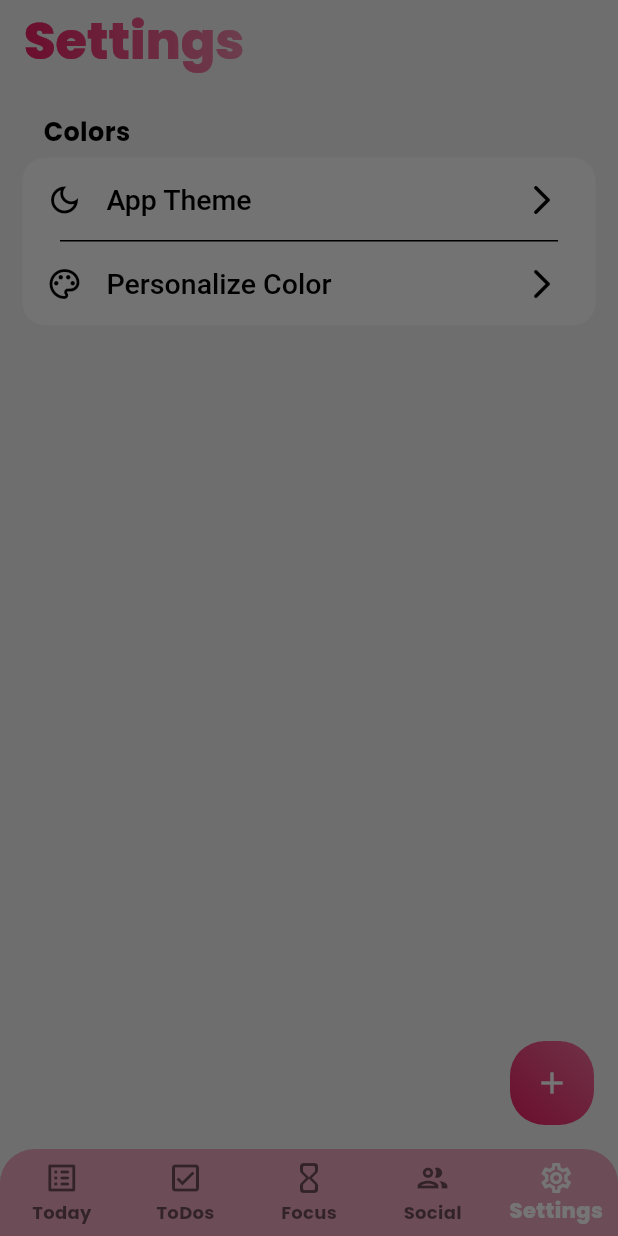
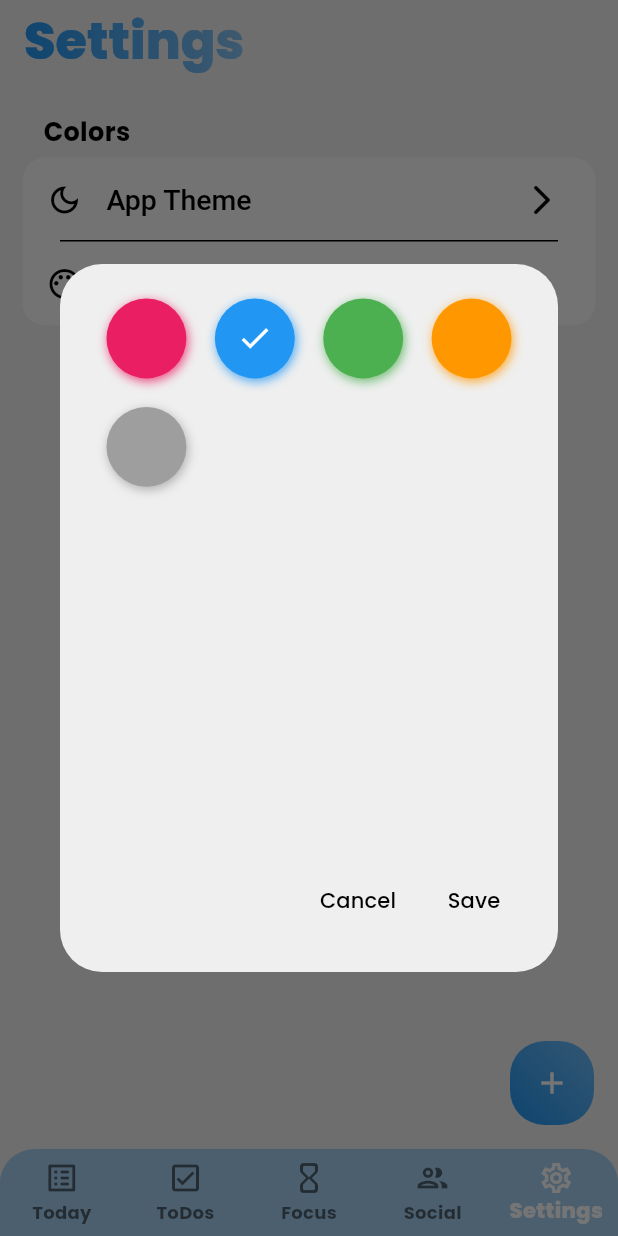
Before and after one commit to edhae/get_done, a Flutter app: the screen it shows after launch, item 5 of the bottom bar chosen, after a tap on "Personalize Color", on a phone screen of 412 x 824 dp. Run offline on Flutter 3.47's test engine with Material 3 defaults, Android fonts, the light colour scheme and no system bars; drawn by our look-alikes of flutter_colorpicker, simple_gradient_text.

Commit message:
colorpicker, personalizedcolor with provider

```diff
--- a/lib/main.dart
+++ b/lib/main.dart
@@ -23,11 +23,12 @@ class MyApp extends StatelessWidget {
   @override
   Widget build(BuildContext context) {
     final themeProvider = Provider.of<ThemeProvider>(context);
+
     return MaterialApp(
       title: 'Get Done',
       debugShowCheckedModeBanner: false,
-      theme: lightMode,
-      darkTheme: darkMode,
+      theme: lightMode(context),
+      darkTheme: darkMode(context),
       themeMode: themeProvider.themeMode,
       home: RootPage(),
     );
@@ -54,6 +55,7 @@ class _RootPageState extends State<RootPage> {
 
   @override
   Widget build(BuildContext context) {
+    Color personalizedColor = Provider.of<ThemeProvider>(context, listen: false).personalizedColor;
     return Scaffold(
       body: pages[currentPage],
       bottomNavigationBar: ClipRRect(
@@ -109,8 +111,19 @@ class _RootPageState extends State<RootPage> {
               begin: Alignment.bottomLeft,
               end: Alignment.topRight,
               colors: [
-                Color.alphaBlend(Colors.black.withValues(alpha: Theme.of(context).brightness == Brightness.dark ? 0.4 : 0), personalizedColor) ,
-                Color.alphaBlend(Colors.black.withValues(alpha: Theme.of(context).brightness == Brightness.dark ? 0.4 : 0), Color.alphaBlend(personalizedColor.withValues(alpha: 0.65), Colors.white)),
+                Color.alphaBlend(
+                    Colors.black.withValues(
+                        alpha: Theme.of(context).brightness == Brightness.dark
+                            ? 0.4
+                            : 0),
+                    personalizedColor),
+                Color.alphaBlend(
+                    Colors.black.withValues(
+                        alpha: Theme.of(context).brightness == Brightness.dark
+                            ? 0.4
+                            : 0),
+                    Color.alphaBlend(personalizedColor.withValues(alpha: 0.65),
+                        Colors.white)),
               ],
             ),
           ),
--- a/lib/mainpages/focuspage.dart
+++ b/lib/mainpages/focuspage.dart
@@ -1,6 +1,7 @@
 import 'package:flutter/material.dart';
 import 'package:simple_gradient_text/simple_gradient_text.dart';
-import 'package:get_done/theme/themedata.dart';
+import 'package:provider/provider.dart';
+import 'package:get_done/theme/themeprovider.dart';
 
 class FocusPage extends StatefulWidget {
   const FocusPage({super.key});
@@ -12,6 +13,8 @@ class FocusPage extends StatefulWidget {
 class _FocusPageState extends State<FocusPage> {
   @override
   Widget build(BuildContext context) {
+    Color personalizedColor = Provider.of<ThemeProvider>(context, listen: false).personalizedColor;
+
     return Scaffold(
       appBar: AppBar(
         title: GradientText(
--- a/lib/mainpages/settingspage.dart
+++ b/lib/mainpages/settingspage.dart
@@ -3,6 +3,7 @@ import 'package:simple_gradient_text/simple_gradient_text.dart';
 import 'package:get_done/theme/themedata.dart';
 import 'package:get_done/theme/themeprovider.dart';
 import 'package:provider/provider.dart';
+import 'package:flutter_colorpicker/flutter_colorpicker.dart';
 
 class SettingsPage extends StatefulWidget {
   const SettingsPage({super.key});
@@ -14,6 +15,8 @@ class SettingsPage extends StatefulWidget {
 class _SettingsPageState extends State<SettingsPage> {
   @override
   Widget build(BuildContext context) {
+    Color personalizedColor = Provider.of<ThemeProvider>(context, listen: false).personalizedColor;
+
     return Scaffold(
       appBar: AppBar(
         title: GradientText(
@@ -84,7 +87,12 @@ class _SettingsPageState extends State<SettingsPage> {
                       height: 0,
                     ),
                     GestureDetector(
-                      onTap: () {},
+                      onTap: () {
+                        showDialog(
+                          context: context,
+                          builder: (context) => SetpersonalizedColorAlert(),
+                        );
+                      },
                       child: InkWell(
                         splashColor: Colors.transparent,
                         hoverColor: Colors.transparent,
@@ -96,12 +104,6 @@ class _SettingsPageState extends State<SettingsPage> {
                               fontWeight: FontWeight.w500,
                             ),
                           ),
-                          onTap: () {
-                            showDialog(
-                              context: context,
-                              builder: (context) => SetPersonalizedColorAlert(),
-                            );
-                          },
                           leading: Icon(Icons.color_lens_outlined),
                           trailing: Icon(Icons.arrow_forward_ios_rounded),
                         ),
@@ -203,7 +205,10 @@ class SetAppThemeAlert extends StatelessWidget {
           onPressed: () {
             Navigator.of(context).pop();
           },
-          child: const Text('Cancel'),
+          child: Text(
+            'Cancel',
+            style: TextStyle(color: Theme.of(context).colorScheme.secondary),
+          ),
         ),
         TextButton(
           onPressed: () {
@@ -211,18 +216,63 @@ class SetAppThemeAlert extends StatelessWidget {
                 .setTheme(selectedMode);
             Navigator.of(context).pop();
           },
-          child: const Text('Set'),
+          child: Text(
+            'Save',
+            style: TextStyle(color: Theme.of(context).colorScheme.secondary),
+          ),
         ),
       ],
     );
   }
 }
 
-class SetPersonalizedColorAlert extends StatelessWidget {
-  const SetPersonalizedColorAlert({super.key});
+class SetpersonalizedColorAlert extends StatefulWidget {
+  const SetpersonalizedColorAlert({super.key});
 
   @override
+  State<SetpersonalizedColorAlert> createState() =>
+      _SetpersonalizedColorAlertState();
+}
+
+class _SetpersonalizedColorAlertState extends State<SetpersonalizedColorAlert> {
+  @override
   Widget build(BuildContext context) {
-    return AlertDialog();
+    Color personalizedColor = Provider.of<ThemeProvider>(context, listen: false).personalizedColor;
+    Color pickedColor = personalizedColor;
+
+    return AlertDialog(
+      content: BlockPicker(
+        pickerColor: pickedColor,
+        availableColors: personalizableColors,
+        onColorChanged: (newpersonalizedColor) {
+          pickedColor = newpersonalizedColor;
+        },
+      ),
+      actions: [
+        TextButton(
+          onPressed: () {
+            Navigator.of(context).pop();
+          },
+          child: Text(
+            'Cancel',
+            style: TextStyle(color: Theme.of(context).colorScheme.secondary),
+          ),
+        ),
+        TextButton(
+          onPressed: () {
+            setState(() {
+              personalizedColor = pickedColor;
+            });
+            Provider.of<ThemeProvider>(context, listen: false)
+                .updateColor(pickedColor);
+            Navigator.of(context).pop();
+          },
+          child: Text(
+            'Save',
+            style: TextStyle(color: Theme.of(context).colorScheme.secondary),
+          ),
+        ),
+      ],
+    );
   }
 }
--- a/lib/mainpages/socialpage.dart
+++ b/lib/mainpages/socialpage.dart
@@ -1,6 +1,7 @@
 import 'package:flutter/material.dart';
 import 'package:simple_gradient_text/simple_gradient_text.dart';
-import 'package:get_done/theme/themedata.dart';
+import 'package:get_done/theme/themeprovider.dart';
+import 'package:provider/provider.dart';
 
 class SocialPage extends StatefulWidget {
   const SocialPage({super.key});
@@ -12,6 +13,9 @@ class SocialPage extends StatefulWidget {
 class _SocialPageState extends State<SocialPage> {
   @override
   Widget build(BuildContext context) {
+    Color personalizedColor =
+        Provider.of<ThemeProvider>(context).personalizedColor;
+
     return Scaffold(
       appBar: AppBar(
         title: GradientText(
--- /dev/null
+++ b/lib/mainpages/todaypage.dart
@@ -0,0 +1,31 @@
+import 'package:flutter/material.dart';
+import 'package:simple_gradient_text/simple_gradient_text.dart';
+import 'package:get_done/theme/themeprovider.dart';
+import 'package:provider/provider.dart';
+
+class TodayPage extends StatefulWidget {
+  const TodayPage({super.key});
+
+  @override
+  State<TodayPage> createState() => _TodayPageState();
+}
+
+class _TodayPageState extends State<TodayPage> {
+  @override
+  Widget build(BuildContext context) {
+    Color personalizedColor = Provider.of<ThemeProvider>(context, listen: false).personalizedColor;
+
+    return Scaffold(
+      appBar: AppBar(
+        title: GradientText(
+          'Today',
+          colors: [
+            personalizedColor,
+            personalizedColor.withValues(alpha: 0.5),
+          ],
+        ),
+      ),
+      body: Container(),
+    );
+  }
+}
--- a/lib/theme/themedata.dart
+++ b/lib/theme/themedata.dart
@@ -1,6 +1,12 @@
 import 'package:flutter/material.dart';
+import 'package:get_done/theme/themeprovider.dart';
+import 'package:provider/provider.dart';
 
-ThemeData lightMode = ThemeData(
+ThemeData lightMode(BuildContext context) {
+  Color personalizedColor =
+      Provider.of<ThemeProvider>(context).personalizedColor;
+
+  return ThemeData(
     fontFamily: 'Poppins',
     textTheme: TextTheme(
       // bodySmall: TextStyle(
@@ -57,11 +63,15 @@ ThemeData lightMode = ThemeData(
         color: Colors.black,
         fontWeight: FontWeight.w500,
       ),
-    selectedColor: Color.alphaBlend(personalizedColor.withValues(alpha: 0.8), Colors.white),
+      selectedColor: Color.alphaBlend(personalizedColor.withValues(alpha: 0.2), Colors.grey.shade300),
     ),
   );
+}
 
-ThemeData darkMode = ThemeData(
+ThemeData darkMode(BuildContext context) {
+  Color personalizedColor = Provider.of<ThemeProvider>(context).personalizedColor;
+
+  return ThemeData(
     fontFamily: 'Poppins',
     textTheme: TextTheme(
         bodyMedium: TextStyle(
@@ -70,8 +80,7 @@ ThemeData darkMode = ThemeData(
         ),
         bodyLarge: TextStyle(
           color: Colors.white,
-    )
-  ),
+        )),
     colorScheme: ColorScheme.light(
       brightness: Brightness.dark,
       surface: const Color.fromARGB(255, 27, 27, 27),
@@ -122,10 +131,10 @@ ThemeData darkMode = ThemeData(
         color: Colors.white,
         fontWeight: FontWeight.w500,
       ),
-    selectedColor: Color.alphaBlend(
-        personalizedColor.withValues(alpha: 0.9), Colors.grey.shade100),
+      selectedColor: Color.alphaBlend(personalizedColor.withValues(alpha: 0.2), Colors.grey.shade700),
     ),
   );
+}
 
 List<Color> personalizableColors = [
   Colors.pink,
@@ -134,5 +143,5 @@ List<Color> personalizableColors = [
   Colors.orange,
   Colors.grey, //todo silber
 ];
-int currentPersonalizableColor = 0;
-Color personalizedColor = personalizableColors[currentPersonalizableColor];
+int currentPersonalizableColor = 1;
+// Color personalizedColor = personalizableColors[currentPersonalizableColor];
--- a/lib/theme/themeprovider.dart
+++ b/lib/theme/themeprovider.dart
@@ -1,19 +1,27 @@
 import 'package:flutter/material.dart';
+import 'package:get_done/theme/themedata.dart';
 
 class ThemeProvider with ChangeNotifier {
-  ThemeMode _themeMode = ThemeMode.system; // Standard auf System-Theme
+  ThemeMode _themeMode = ThemeMode.system;
 
-  // Getter für ThemeMode
   ThemeMode get themeMode => _themeMode;
 
-  // Setter für ThemeMode
   set themeMode(ThemeMode mode) {
     _themeMode = mode;
     notifyListeners();
   }
 
-  // Methode: System-Theme aktivieren
   void setTheme(mode) {
     themeMode = mode;
   }
+
+
+  Color _personalizedColor = personalizableColors[currentPersonalizableColor];
+
+  Color get personalizedColor => _personalizedColor;
+
+  void updateColor(Color newColor) {
+    _personalizedColor = newColor;
+    notifyListeners();
+  }
 }
--- a/pubspec.yaml
+++ b/pubspec.yaml
@@ -38,6 +38,8 @@ dependencies:
   provider: ^6.1.2
 
   simple_gradient_text: ^1.3.0
+
+  flutter_colorpicker: ^1.1.0
 
 dev_dependencies:
   flutter_test:
```
Also changed, not shown: lib/data.dart (+4 -4 lines), lib/mainpages/todospage.dart (+31 -14 lines), pubspec.lock. Lines whose indentation alone changed are shown as unchanged.
